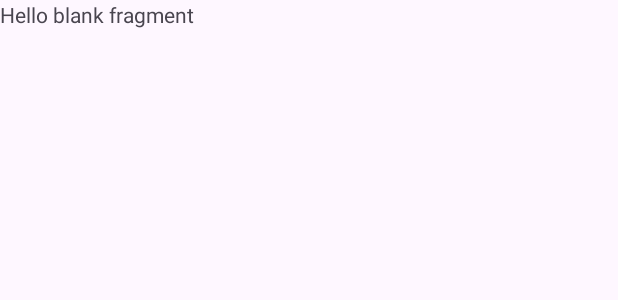
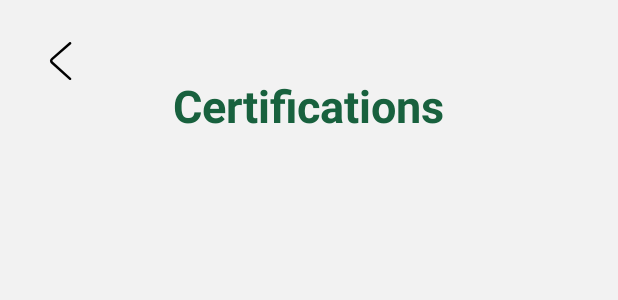
Before and after one commit to Ltrsoft2019/LTRJOB, an Android app: the layout fragment_certification.xml on its own in the app's theme, with its tools: preview values and no code run, on a phone screen of 412 x 824 dp. Shown: the top 300 px of the screen. Run offline under Robolectric (Android 15) with nearby library versions, the phone set to English and light mode, and no system bars; network calls fail.

Commit message:
commeted by harun

```diff
--- a/app/src/main/java/com/ltrsoft/ltrjob/fragments/NavigationDrawerFragment.java
+++ b/app/src/main/java/com/ltrsoft/ltrjob/fragments/NavigationDrawerFragment.java
@@ -65,12 +65,12 @@ public class NavigationDrawerFragment extends Fragment {
                 } else if (id == R.id.sidenav_event) {
                     getFragmentManager().beginTransaction().replace(R.id.container, new EventCardDispaFragment()).addToBackStack(null).commit();
                 } else if (id == R.id.sidenav_certification) {
-                    getFragmentManager().beginTransaction().add(R.id.constraint, new CertificationFragment()).addToBackStack(null).commit();
+                    getFragmentManager().beginTransaction().add(R.id.container, new CertificationFragment()).addToBackStack(null).commit();
                     Toast.makeText(getActivity(), "Not create Fragment", Toast.LENGTH_SHORT).show();
                 } else if (id == R.id.sidenav_course) {
                     getFragmentManager().beginTransaction().replace(R.id.container, new CourceFragment()).addToBackStack(null).commit();
                 } else if (id == R.id.sidenav_history) {
-                  //  getFragmentManager().beginTransaction().replace(R.id.container, new HistoryFragment1()).addToBackStack(null).commit();
+                    getFragmentManager().beginTransaction().replace(R.id.container, new HistoryFragment()).addToBackStack(null).commit();
                 } else if (id == R.id.sidenav_plans) {
 //                    getFragmentManager().beginTransaction().replace(R.id.constraint, new ExamCardDispalyFragment()).addToBackStack(null).commit();
                     Toast.makeText(getActivity(), "Not create Fragment", Toast.LENGTH_SHORT).show();
--- /dev/null
+++ b/app/src/main/res/drawable/back2.xml
@@ -0,0 +1,11 @@
+<vector xmlns:android="http://schemas.android.com/apk/res/android"
+    android:width="800dp"
+    android:height="800dp"
+    android:viewportWidth="1024"
+    android:viewportHeight="1024">
+  <path
+      android:strokeWidth="1"
+      android:pathData="M669.6,849.6c8.8,8 22.4,7.2 30.4,-1.6s7.2,-22.4 -1.6,-30.4l-309.6,-280c-8,-7.2 -8,-17.6 0,-24.8l309.6,-270.4c8.8,-8 9.6,-21.6 2.4,-30.4 -8,-8.8 -21.6,-9.6 -30.4,-2.4L360.8,480.8c-27.2,24 -28,64 -0.8,88.8l309.6,280z"
+      android:fillColor="@color/black"
+      android:strokeColor="#fff"/>
+</vector>
--- a/app/src/main/res/layout/fragment_certification.xml
+++ b/app/src/main/res/layout/fragment_certification.xml
@@ -1,14 +1,11 @@
-<?xml version="1.0" encoding="utf-8"?>
-<FrameLayout xmlns:android="http://schemas.android.com/apk/res/android"
-    xmlns:tools="http://schemas.android.com/tools"
-    android:layout_width="match_parent"
-    android:layout_height="match_parent"
-    tools:context=".fragments.CertificationFragment">
+<LinearLayout xmlns:android="http://schemas.android.com/apk/res/android" xmlns:app="http://schemas.android.com/apk/res-auto" xmlns:tools="http://schemas.android.com/tools" android:layout_width="match_parent" android:background="#F2F2F2" android:layout_height="match_parent" tools:context=".MainActivity" android:orientation="vertical">
+   <ImageView android:id="@+id/back" android:layout_width="40dp" android:layout_height="40dp" android:src="@drawable/back2" android:layout_marginVertical="20dp" android:layout_marginLeft="20dp"/>
+   <TextView android:layout_width="wrap_content" android:layout_height="wrap_content" android:layout_gravity="center" android:layout_marginBottom="20dp" android:text="Certifications" android:textColor="#18613E" android:layout_marginTop="-30dp" android:textSize="30dp" android:textStyle="bold"/>
+   <!--  Adding ScrollView here  -->
+   <androidx.recyclerview.widget.RecyclerView
+       android:id="@+id/recycleview"
+       android:layout_width="match_parent"
+       android:layout_height="616dp"
+       android:orientation="vertical"></androidx.recyclerview.widget.RecyclerView>
 
-    <!-- TODO: Update blank fragment layout -->
-    <TextView
-        android:layout_width="match_parent"
-        android:layout_height="match_parent"
-        android:text="@string/hello_blank_fragment" />
-
-</FrameLayout>
+</LinearLayout>
```
Also changed, not shown: app/src/main/java/com/ltrsoft/ltrjob/Adpter/CertificationAdapter.java (+20 -16 lines), app/src/main/java/com/ltrsoft/ltrjob/daoclasses/Certificationdeo.java (+14 -14 lines), app/src/main/java/com/ltrsoft/ltrjob/fragments/CertificationFragment.java (+38 -1 lines), app/src/main/java/com/ltrsoft/ltrjob/fragments/CourceFragment.java (+1 -6 lines), app/src/main/java/com/ltrsoft/ltrjob/fragments/HistoryFragment.java (added, +35 -0 lines), app/src/main/java/com/ltrsoft/ltrjob/pojoclass/Certification.java (+9 -14 lines), app/src/main/res/drawable/download.xml (added, +12 -0 lines), app/src/main/res/layout/certification_item_layout.xml (+69 -4 lines), app/src/main/res/layout/fragment_history.xml (added, +17 -0 lines).
